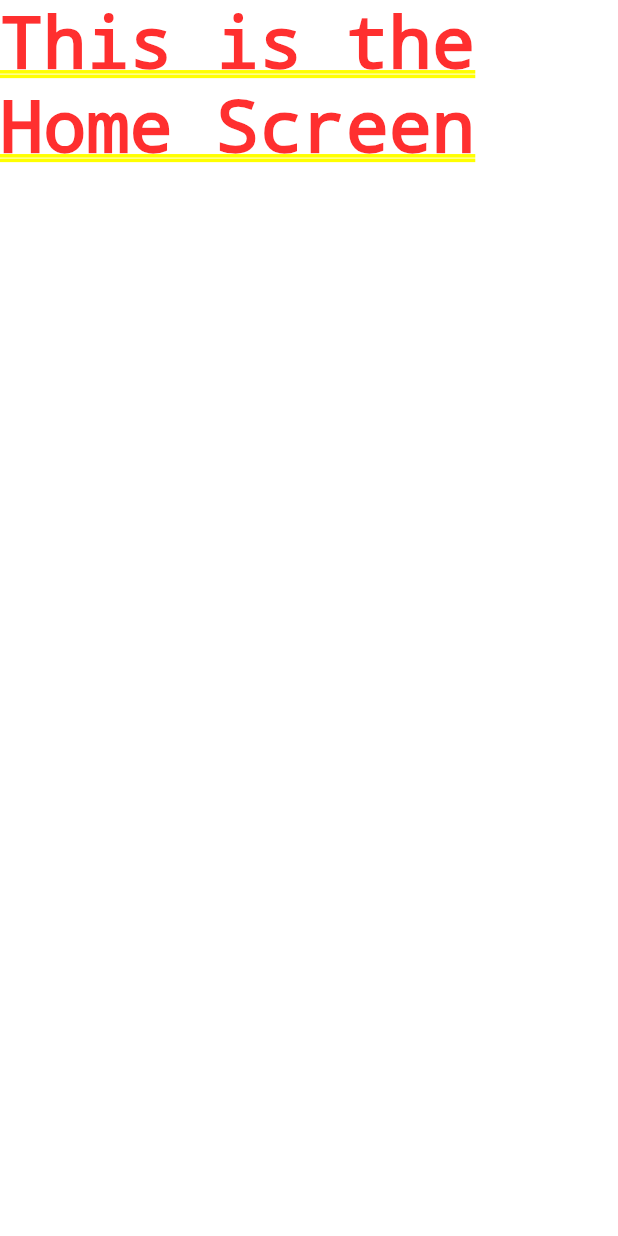
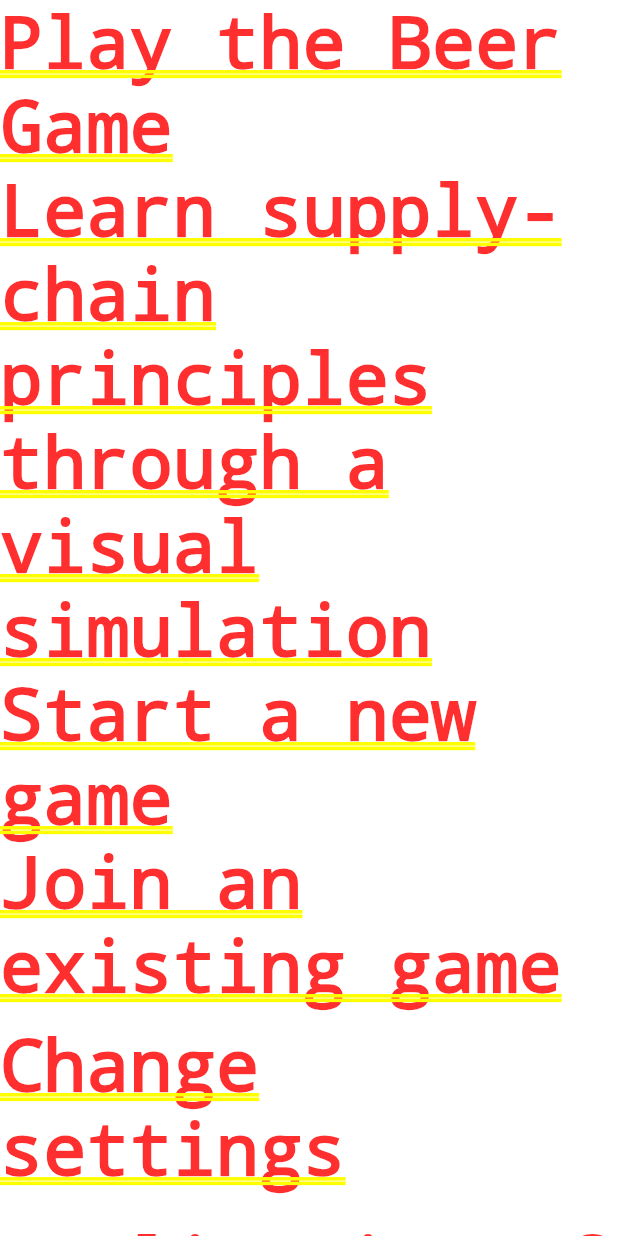
Before and after one commit to freekvandeven/flutter_full_P2P_POC, a Flutter app: the screen it shows after launch, on a phone screen of 412 x 824 dp. Run offline on Flutter 3.47's test engine with Material 2 defaults, Android fonts, the light colour scheme and no system bars.

Commit message:
navigating between all screens

```diff
--- a/lib/src/ui/screens/home.dart
+++ b/lib/src/ui/screens/home.dart
@@ -1,7 +1,8 @@
+import 'package:distributed/src/routes.dart';
 import 'package:flutter/material.dart';
 
 class HomeScreen extends StatefulWidget {
-  const HomeScreen({ Key? key }) : super(key: key);
+  const HomeScreen({Key? key}) : super(key: key);
 
   @override
   State<HomeScreen> createState() => _HomeScreenState();
@@ -10,8 +11,35 @@ class HomeScreen extends StatefulWidget {
 class _HomeScreenState extends State<HomeScreen> {
   @override
   Widget build(BuildContext context) {
-    return Container(
-      child: Text('This is the Home Screen'),
+    return Column(
+      children: [
+        Text('Play the Beer Game'),
+        Text('Learn supply-chain principles through a visual simulation'),
+        GestureDetector(
+          onTap: () {
+            // create your own lobby and go to the lobby screen
+            Navigator.pushNamed(context, ChipsRoute.lobbyScreen.route);
+          },
+          child: Text('Start a new game'),
+        ),
+        GestureDetector(
+          onTap: (){
+            // look for existing lobbies on the network and join them
+            Navigator.pushNamed(context, ChipsRoute.gameBrowserScreen.route);
+          },
+          child: Text('Join an existing game'),
+        ),
+        SizedBox(height: 10,),
+        GestureDetector(
+          onTap: (){
+            // change your app settings
+            Navigator.pushNamed(context, ChipsRoute.settingsScreen.route);
+          },
+          child: Text('Change settings'),
+        ),
+        SizedBox(height: 20,),
+        Text('Explination of the game'),
+      ],
     );
   }
 }
```
Also changed, not shown: lib/src/ui/screens/browser.dart (+26 -3 lines), lib/src/ui/screens/game.dart (+12 -3 lines), lib/src/ui/screens/lobby.dart (+19 -3 lines), lib/src/ui/screens/settings.dart (+11 -3 lines).
